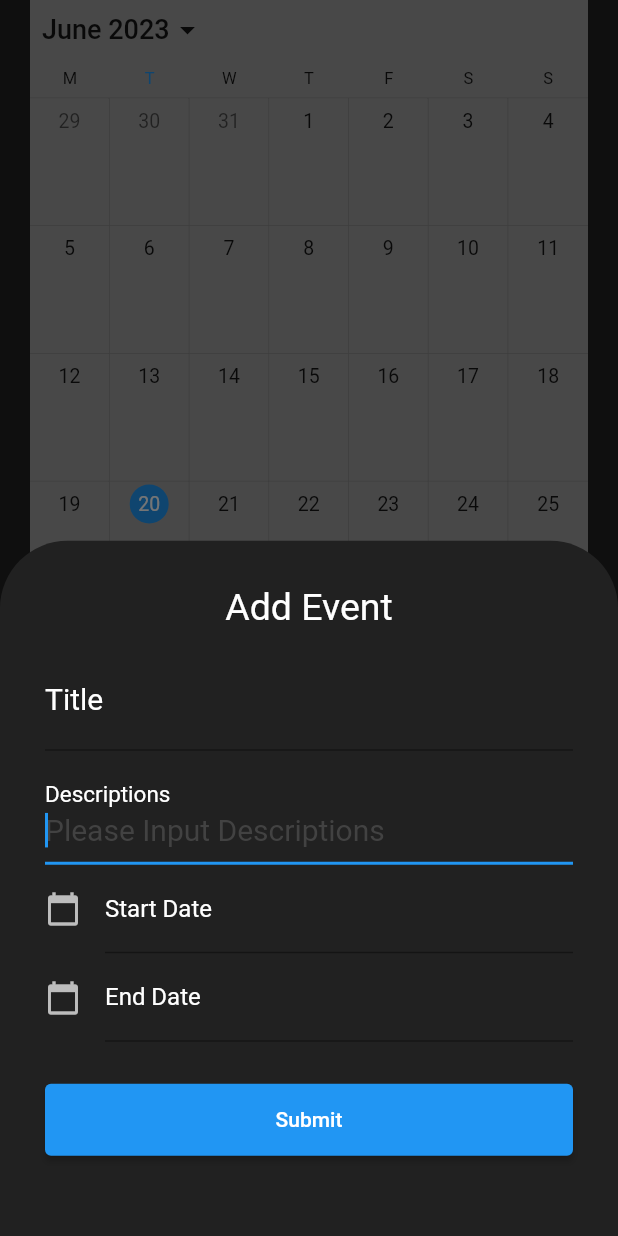
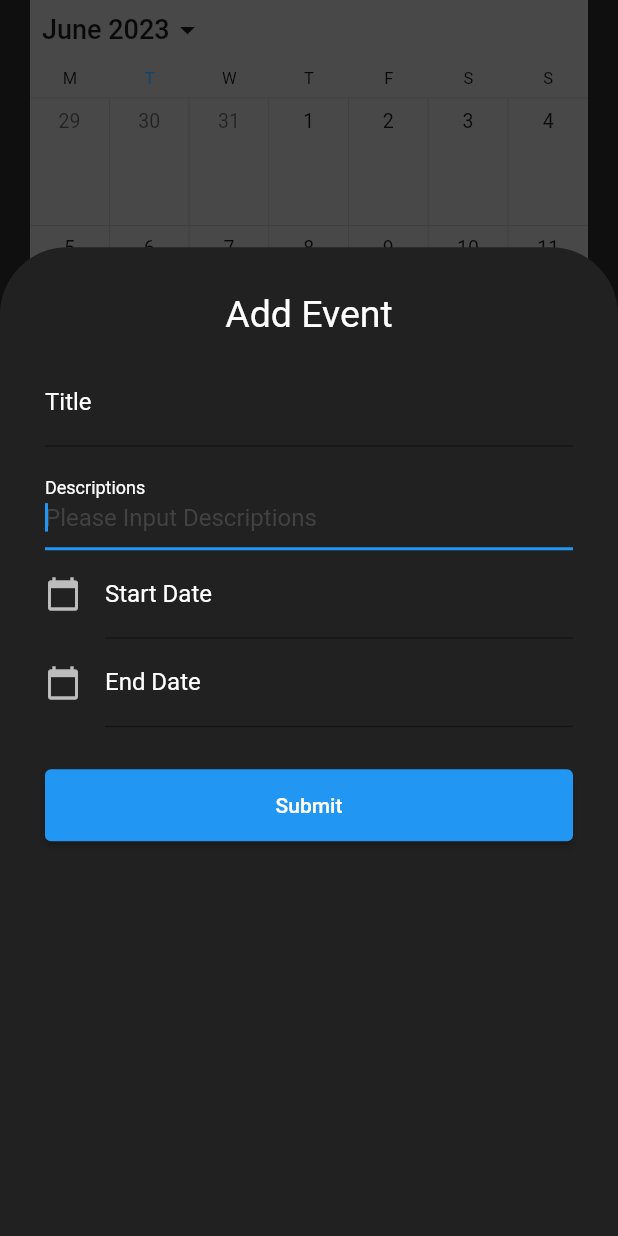
Before and after one commit to matthew99617/funds_management, a Flutter app: the CalendarScreen screen opened by its route, after a tap on "Add Event", on a phone screen of 412 x 824 dp. Run offline on Flutter 3.47's test engine with Material 2 defaults, Android fonts, the phone set to English and light mode, and no system bars; drawn by our look-alikes of syncfusion_flutter_calendar; our stand-ins replace auto_route, bloc, date_field, flutter_bloc, shared_preferences; accounts and stored records are empty.

Commit message:
Bug Fix on ShowBottomSheet (add Event)

```diff
--- a/lib/presentation/screen/calendar/calendar_screen.dart
+++ b/lib/presentation/screen/calendar/calendar_screen.dart
@@ -66,6 +66,11 @@ class _CalendarScreenState extends State<CalendarScreen> {
         onPressed: () =>{
           showModalBottomSheet(
             context: context,
+            constraints: BoxConstraints.loose(Size(
+              MediaQuery.of(context).size.width,
+              MediaQuery.of(context).size.height * 0.8,)
+            ),
+            isScrollControlled: true,
             shape: RoundedRectangleBorder(
               borderRadius: BorderRadius.vertical(
                 top: Radius.circular(45.0),
--- a/lib/presentation/screen/calendar/component/calendar_bottom_sheet.dart
+++ b/lib/presentation/screen/calendar/component/calendar_bottom_sheet.dart
@@ -26,9 +26,11 @@ class _CalendarBottomSheetState extends State<CalendarBottomSheet> {
   final myControllerDescription = TextEditingController();
 
   final GlobalKey _formKey = GlobalKey<FormState>();
-  TextEditingController dateInput = TextEditingController();
+  TextEditingController dateInputStartDate = TextEditingController();
+  TextEditingController dateInputEndDate = TextEditingController();
 
-  DateTime firstYear = DateTime.utc(DateTime.now().year.toInt() - 1 , 12, 31);
+
+  DateTime firstYear = DateTime.now();
   DateTime lastYear = DateTime.utc(DateTime.now().year.toInt() + 1 , 12, 31);
 
   @override
@@ -43,9 +45,15 @@ class _CalendarBottomSheetState extends State<CalendarBottomSheet> {
     super.initState();
 
     if (widget.startDate == null){
-      dateInput.text = "";
+      dateInputStartDate.text = "";
     } else {
-      dateInput.text = widget.startDate.toString();
+      dateInputStartDate.text = widget.startDate.toString();
+    }
+
+    if (widget.endDate == null){
+      dateInputEndDate.text = "";
+    } else {
+      dateInputEndDate.text = widget.endDate.toString();
     }
 
     myControllerTitle.addListener((){
@@ -67,14 +75,6 @@ class _CalendarBottomSheetState extends State<CalendarBottomSheet> {
   @override
   Widget build(BuildContext context) {
     return Container(
-      height: MediaQuery
-          .of(context)
-          .size
-          .height,
-      width: MediaQuery
-          .of(context)
-          .size
-          .width,
       padding: EdgeInsets.all(30),
       child: Form(
         key: _formKey,
@@ -89,18 +89,8 @@ class _CalendarBottomSheetState extends State<CalendarBottomSheet> {
             ),
             SizedBox(height: 15.0),
             TextFormField(
-              style: TextStyle(
-                fontSize: 20.0,
-                color: Colors.white,
-              ),
               controller: myControllerTitle,
               decoration: InputDecoration(
-                labelStyle: TextStyle(
-                  color: Colors.white,
-                ),
-                hintStyle: TextStyle(
-                  color: Colors.grey[800],
-                ),
                 labelText: 'Title',
                 hintText: widget.title != null ? '${widget.title}' : 'Please Input Descriptions',
               ),
@@ -112,10 +102,6 @@ class _CalendarBottomSheetState extends State<CalendarBottomSheet> {
             TextFormField(
               autofocus: true,
               controller: myControllerDescription,
-              style: TextStyle(
-                fontSize: 20.0,
-                color: Colors.white,
-              ),
               decoration: InputDecoration(
                 labelStyle: TextStyle(
                     color: Colors.white
@@ -133,21 +119,16 @@ class _CalendarBottomSheetState extends State<CalendarBottomSheet> {
               },
             ),
             TextField(
-              controller: dateInput, //editing controller of this TextField
+              controller: dateInputStartDate, //editing controller of this TextField
               decoration: InputDecoration(
                 icon: Icon(Icons.calendar_today), //icon of text field
                 labelText: "Start Date", //label text of field
-                labelStyle: TextStyle(
-                  color: Colors.white,
-                ),
-                hintStyle: TextStyle(
-                  color: Colors.grey[800],
-                ),
               ),
               readOnly: true,  //set it true, so that user will not able to edit text
               onTap: () async {
                 DateTime? pickedDate = await showDatePicker(
-                  context: context, initialDate: DateTime.now(),
+                  context: context,
+                  initialDate: DateTime.now(),
                   firstDate: firstYear,
                   lastDate: lastYear,
                 );
@@ -159,7 +140,7 @@ class _CalendarBottomSheetState extends State<CalendarBottomSheet> {
                   //you can implement different kind of Date Format here according to your requirement
 
                   setState(() {
-                    dateInput.text = formattedDate; //set output date to TextField value.
+                    dateInputStartDate.text = formattedDate; //set output date to TextField value.
                   });
                 }else{
                   print("Date is not selected");
@@ -167,22 +148,17 @@ class _CalendarBottomSheetState extends State<CalendarBottomSheet> {
               },
             ),
             TextField(
-              controller: dateInput, //editing controller of this TextField
+              controller: dateInputEndDate, //editing controller of this TextField
               decoration: InputDecoration(
                 icon: Icon(Icons.calendar_today,), //icon of text field
                 labelText: "End Date", //label text of field
-                labelStyle: TextStyle(
-                  color: Colors.white,
-                ),
-                hintStyle: TextStyle(
-                  color: Colors.grey[800],
-                ),
               ),
               readOnly: true,  //set it true, so that user will not able to edit text
               onTap: () async {
                 DateTime? pickedDate = await showDatePicker(
-                  context: context, initialDate: DateTime.now(),
-                  firstDate: firstYear,
+                  context: context,
+                  initialDate: DateTime.parse(dateInputStartDate.text),
+                  firstDate: DateTime.parse(dateInputStartDate.text),
                   lastDate: lastYear,
                 );
 
@@ -193,7 +169,7 @@ class _CalendarBottomSheetState extends State<CalendarBottomSheet> {
                   //you can implement different kind of Date Format here according to your requirement
 
                   setState(() {
-                    dateInput.text = formattedDate; //set output date to TextField value.
+                    dateInputEndDate.text = formattedDate; //set output date to TextField value.
                   });
                 }else{
                   print("Date is not selected");
@@ -219,7 +195,7 @@ class _CalendarBottomSheetState extends State<CalendarBottomSheet> {
                   ),
                 ],
               ),
-            )
+            ),
           ],
         ),
       ),
--- a/lib/shared/theme.dart
+++ b/lib/shared/theme.dart
@@ -23,6 +23,9 @@ class AppThemes {
       headline4: TextStyle(color: lightModeText),
       headline5: TextStyle(color: lightModeText),
       headline6: TextStyle(color: lightModeText),
+      subtitle1: TextStyle(color: lightModeText),
+      subtitle2: TextStyle(color: lightModeText),
+      button: TextStyle(color: lightModeText),
     ),
     iconTheme: IconThemeData(color: lightModeIcon),
     dividerTheme: DividerThemeData(color: lightModeDivider),
@@ -33,12 +36,18 @@ class AppThemes {
       suffixIconColor: lightModeIcon,
       suffixStyle: TextStyle(color: lightModeText),
       iconColor: lightModeIcon,
-      hintStyle: TextStyle(
-        color: lightModeText,
-      ),
       labelStyle: TextStyle(
         color: lightModeText,
       ),
+      hintStyle: TextStyle(
+        color: Colors.grey[800],
+      ),
+      counterStyle: TextStyle(
+        color: lightModeText,
+      ),
+        floatingLabelStyle: TextStyle(
+          color: lightModeText,
+        )
     ),
     popupMenuTheme: PopupMenuThemeData(
       color: lightSearchBar,
@@ -87,6 +96,9 @@ class AppThemes {
       headline4: TextStyle(color: darkModeText),
       headline5: TextStyle(color: darkModeText),
       headline6: TextStyle(color: darkModeText),
+      subtitle1: TextStyle(color: darkModeText),
+      subtitle2: TextStyle(color: darkModeText),
+      button: TextStyle(color: darkModeText),
     ),
     iconTheme: IconThemeData(color: darkModeIcon),
     dividerTheme: DividerThemeData(color: darkModeDivider),
@@ -97,11 +109,17 @@ class AppThemes {
       suffixIconColor: darkModeIcon,
       suffixStyle: TextStyle(color: darkModeText),
       iconColor: darkModeIcon,
+      labelStyle: TextStyle(
+          color: darkModeText
+      ),
       hintStyle: TextStyle(
-      color: darkModeText,
+        color: Colors.grey[800],
       ),
-      labelStyle: TextStyle(
+      counterStyle: TextStyle(
         color: darkModeText,
+      ),
+      floatingLabelStyle: TextStyle(
+        color:darkModeText,
       ),
     ),
     popupMenuTheme: PopupMenuThemeData(
```
